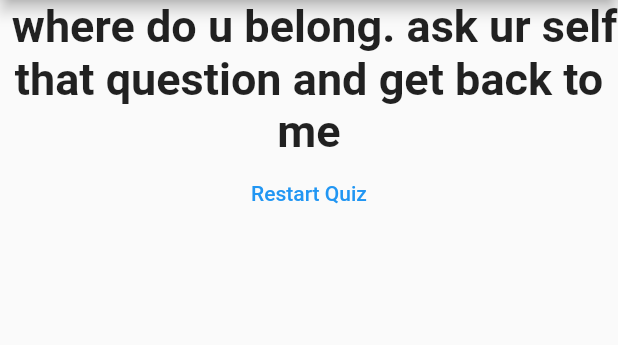
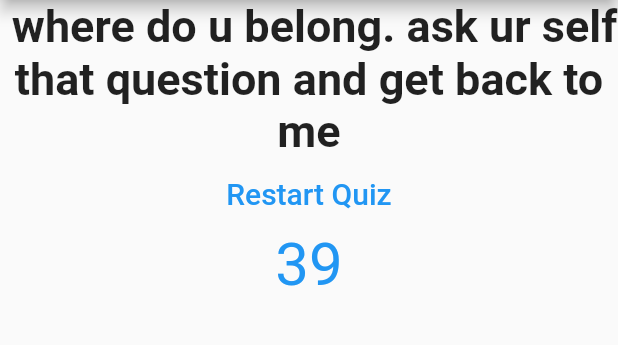
Before and after one commit to obiHenry/FIRST_APP, a Flutter app: the screen it shows after launch, after a tap on "black", after a tap on "lion", after a tap on "element", on a phone screen of 412 x 824 dp, the part 84-429 px from its top. Run offline on Flutter 3.47's test engine with Material 2 defaults, Android fonts, the phone set to English and light mode, and no system bars.

Commit message:
modified result and question files

```diff
--- a/lib/Result.dart
+++ b/lib/Result.dart
@@ -7,7 +7,6 @@ class Result extends StatelessWidget {
   Result(this.resultScore, this.resetHandler);
 
   String get resultPhrase {
-
     String resultText;
     if (resultScore <= 10) {
       resultText = 'improve brother man';
@@ -16,23 +15,46 @@ class Result extends StatelessWidget {
     } else if (resultScore <= 30) {
       resultText = 'more greese to ur elbow';
     } else {
-      resultText = ' where do u belong. ask ur self that question and get back to me';
+      resultText =
+          ' where do u belong. ask ur self that question and get back to me';
     }
     return resultText;
   }
 
   @override
   Widget build(BuildContext context) {
-    return Center(
+    return Container(
+      child: Center(
         child: Column(
           children: [
             Text(
+
               resultPhrase,
               style: TextStyle(fontSize: 30, fontWeight: FontWeight.bold),
               textAlign: TextAlign.center,
             ),
-          FlatButton(onPressed:resetHandler , child: Text('Restart Quiz'),textColor: Colors.blue,)
+
+            FlatButton(
+              onPressed: resetHandler,
+              child: Text('Restart Quiz', style: TextStyle(fontSize: 20),),
+              textColor: Colors.blue,
+
+            ),
+
+
+              Container(
+
+                child: Text(
+
+                  '$resultScore',
+                   style: TextStyle(fontSize: 40, color: Colors.blue),
+                 ),
+              )
+
+              ,
+
           ],
+        ),
       ),
     );
   }
--- a/lib/question.dart
+++ b/lib/question.dart
@@ -11,8 +11,9 @@ class Question extends StatelessWidget {
       margin: EdgeInsets.all(10),
       child: Text(
         questionText,
-        style: TextStyle(fontSize: 28),
+        style: TextStyle(fontSize: 28) ,
         textAlign: TextAlign.center,
+
       ),
     );
   }
```
Lines whose indentation alone changed are shown as unchanged.
